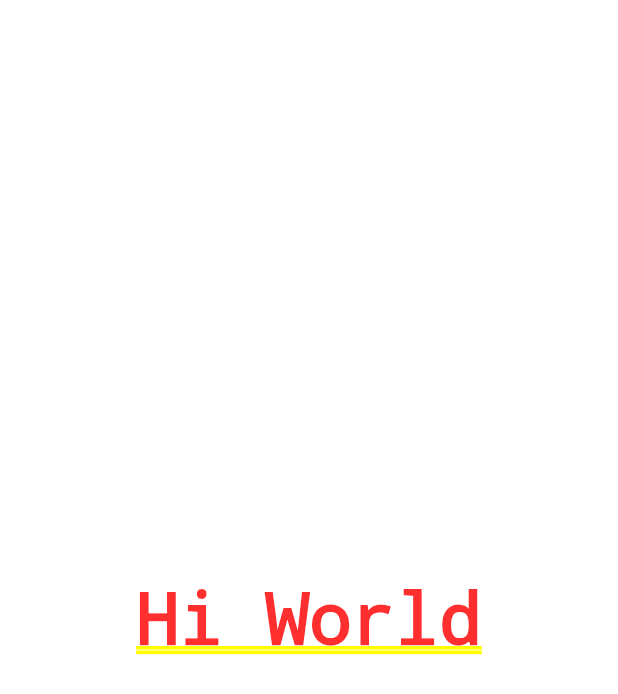
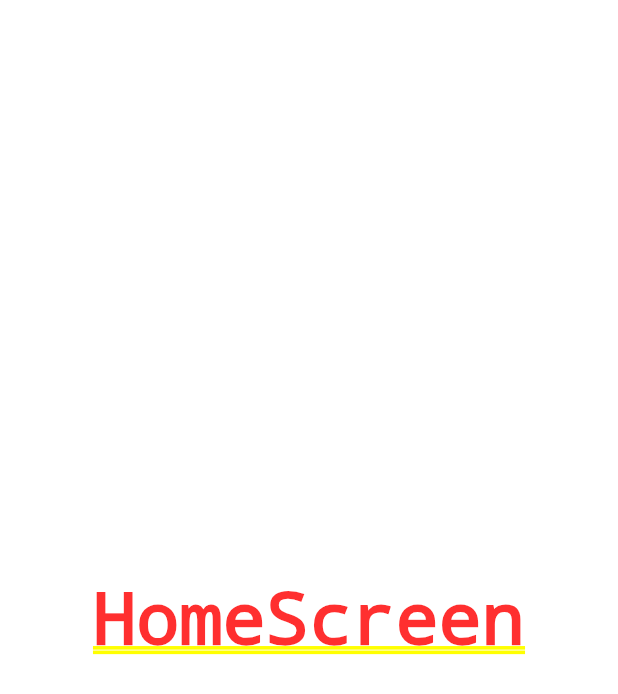
Before and after one commit to andrezffajardo/counter_application, a Flutter app: the screen it shows after launch, on a phone screen of 412 x 824 dp. Shown: the top 694 px of the screen. Run offline on Flutter 3.47's test engine with Material 2 defaults, Android fonts, the phone set to English and light mode, and no system bars.

Commit message:
Flutter code into separate files and folders

```diff
--- a/lib/main.dart
+++ b/lib/main.dart
@@ -1,4 +1,5 @@
 import 'package:flutter/material.dart';
+import 'package:counter_application/screens/home_screen.dart';
 
 void main() {
   runApp(const MyApp());
@@ -10,9 +11,6 @@ class MyApp extends StatelessWidget {
   @override
   Widget build(BuildContext context) {
     return const MaterialApp(
-      home: Center(
-        child: Text('Hi World'),
-      ),
-    );
+        debugShowCheckedModeBanner: false, home: HomeScreen());
   }
 }
--- /dev/null
+++ b/lib/screens/home_screen.dart
@@ -0,0 +1,12 @@
+import 'package:flutter/material.dart';
+
+class HomeScreen extends StatelessWidget {
+  const HomeScreen({super.key});
+
+  @override
+  Widget build(BuildContext context) {
+    return const Center(
+      child: Text('HomeScreen'),
+    );
+  }
+}
```
